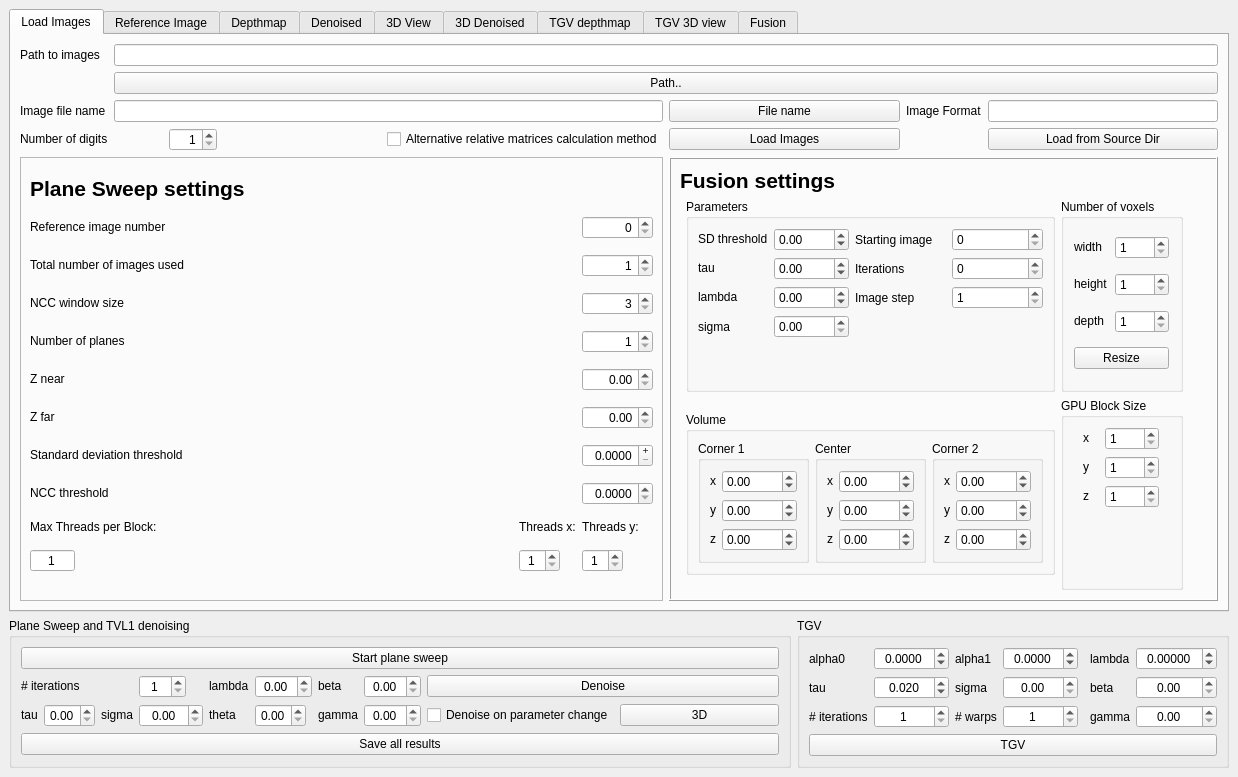
First picture: the form in src/pclviewer.ui, repository dkavolis/plane-sweep-cuda, before the edit.
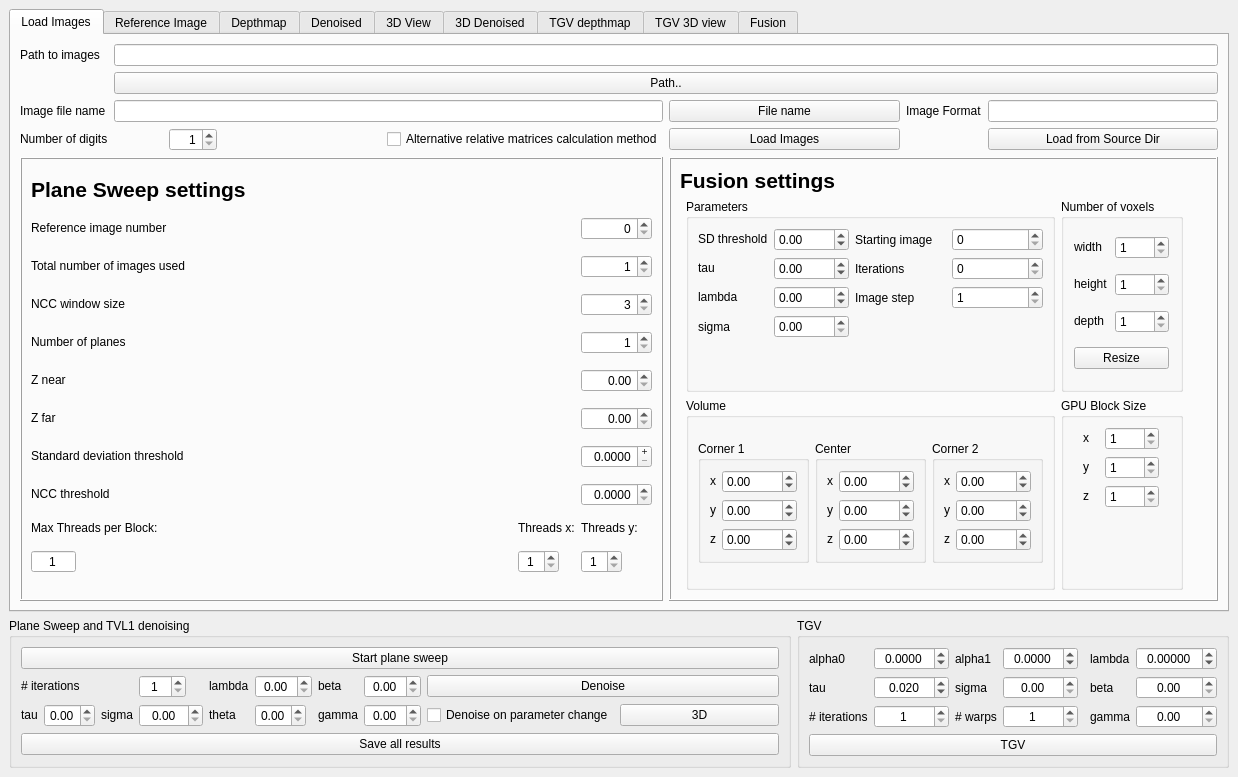
Second picture: the form after the edit. Custom widgets are drawn as their Qt base class.

```diff
--- a/src/pclviewer.ui
+++ b/src/pclviewer.ui
@@ -379,7 +379,7 @@
            <item row="2" column="1" colspan="2">
             <widget class="QGroupBox" name="groupBox_2">
              <property name="sizePolicy">
-              <sizepolicy hsizetype="Fixed" vsizetype="Fixed">
+              <sizepolicy hsizetype="Fixed" vsizetype="Preferred">
                <horstretch>0</horstretch>
                <verstretch>0</verstretch>
               </sizepolicy>
@@ -1187,16 +1187,16 @@
            </sizepolicy>
           </property>
           <property name="frameShape">
-           <enum>QFrame::StyledPanel</enum>
+           <enum>QFrame::Box</enum>
           </property>
           <property name="frameShadow">
-           <enum>QFrame::Sunken</enum>
+           <enum>QFrame::Raised</enum>
           </property>
           <property name="lineWidth">
-           <number>3</number>
+           <number>1</number>
           </property>
           <property name="midLineWidth">
-           <number>2</number>
+           <number>0</number>
           </property>
           <layout class="QGridLayout" name="gridLayout_2">
            <item row="8" column="12">
```
Left out of the diff: 3 changed lines with no effect on the pictures.
